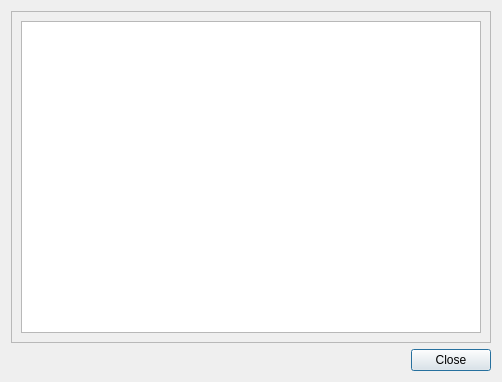
The window that lserrormessage.ui (simon-r/LeScienze500) describes before a commit, drawn with Qt 5.
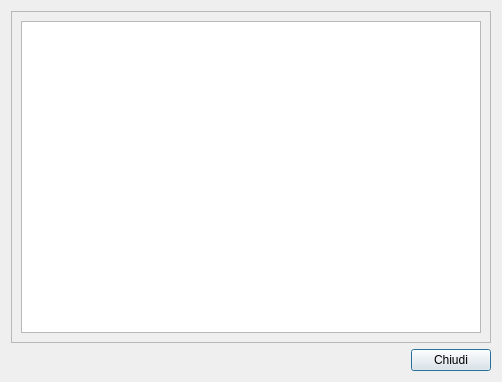
The same window after the commit.

Commit message: sab 25 set 2010, 18.06.36, CEST

The edit to the form file:
```diff
--- a/lserrormessage.ui
+++ b/lserrormessage.ui
@@ -46,7 +46,7 @@
    <item row="1" column="1">
     <widget class="QPushButton" name="Close">
      <property name="text">
-      <string>Close</string>
+      <string>Chiudi</string>
      </property>
     </widget>
    </item>
```
